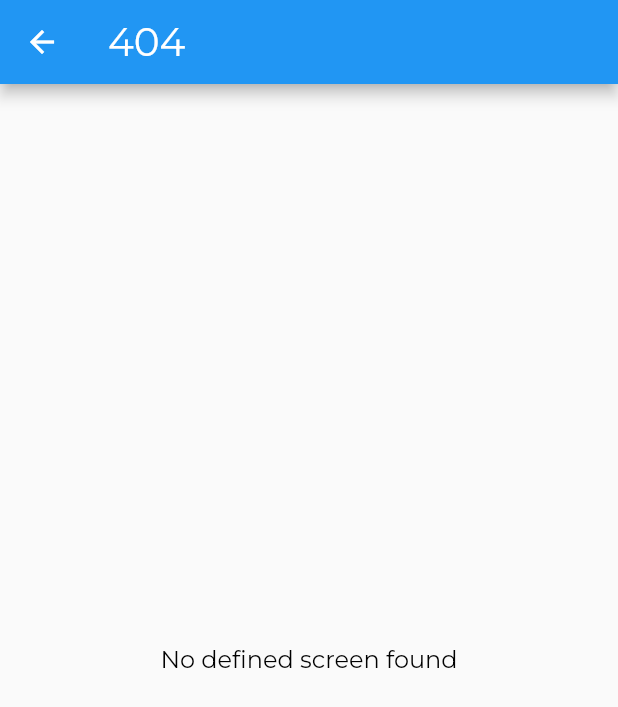
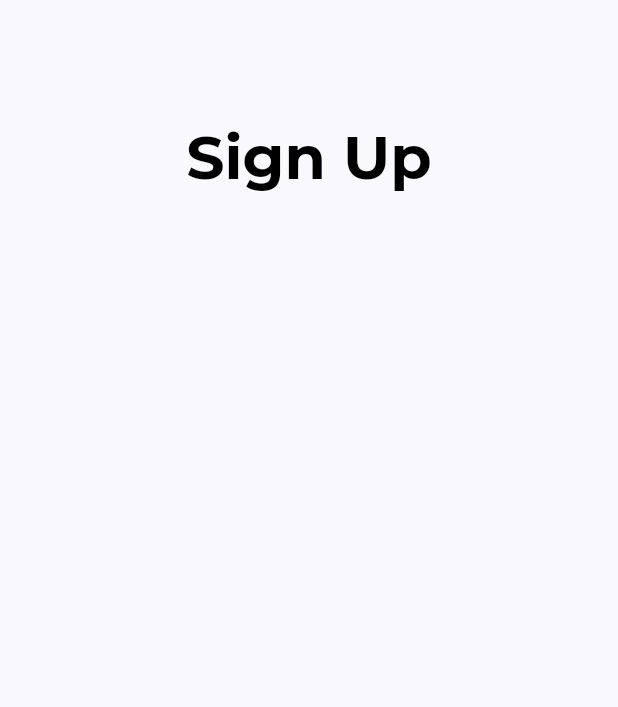
Before and after one commit to mustafiz012/InitFlutter, a Flutter app: the screen it shows after launch, after a tap on "Sign In", after a tap on "Create an account", on a phone screen of 412 x 824 dp. Shown: the top 707 px of the screen. Run offline on Flutter 3.47's test engine with Material 2 defaults, Android fonts, the phone set to English and light mode, and no system bars; our stand-ins replace email_validator, flutter_svg.

Commit message:
User registration screen ongoing

```diff
--- a/lib/route_generator.dart
+++ b/lib/route_generator.dart
@@ -8,6 +8,7 @@ import 'screens/home_screen/home_screen.dart';
 import 'screens/location_details/location_details.dart';
 import 'screens/location_list/location_list.dart';
 import 'screens/login/user_login.dart';
+import 'screens/register/user_registration.dart';
 
 class RouteGenerator {
   static _routePage(Widget screen, RouteSettings settings) {
@@ -25,6 +26,9 @@ class RouteGenerator {
     switch (settings.name) {
       case routes.kUserLoginRoute:
         screen = const UserLogin();
+        return _routePage(screen, settings);
+      case routes.kUserRegistrationRoute:
+        screen = const UserRegistration();
         return _routePage(screen, settings);
       case routes.kLocationsRoute:
         screen = Locations('Locations');
--- /dev/null
+++ b/lib/screens/register/user_registration.dart
@@ -0,0 +1,41 @@
+import 'package:flutter/material.dart';
+
+import '../../constants.dart' as constants;
+
+class UserRegistration extends StatefulWidget {
+  const UserRegistration({Key? key}) : super(key: key);
+
+  @override
+  State<UserRegistration> createState() => _UserRegistrationState();
+}
+
+class _UserRegistrationState extends State<UserRegistration> {
+  final _formKey = GlobalKey<FormState>();
+
+  @override
+  Widget build(BuildContext context) {
+    return Scaffold(
+      backgroundColor: constants.kBackgroundColor,
+      body: ListView(
+        children: [
+          Container(
+            padding: const EdgeInsets.all(20),
+            child: Column(
+              mainAxisAlignment: MainAxisAlignment.center,
+              crossAxisAlignment: CrossAxisAlignment.center,
+              children: <Widget>[
+                SizedBox(
+                  height: 60,
+                ),
+                Text(
+                  'Sign Up',
+                  style: TextStyle(fontWeight: FontWeight.bold, fontSize: 40),
+                )
+              ],
+            ),
+          )
+        ],
+      ),
+    );
+  }
+}
```
